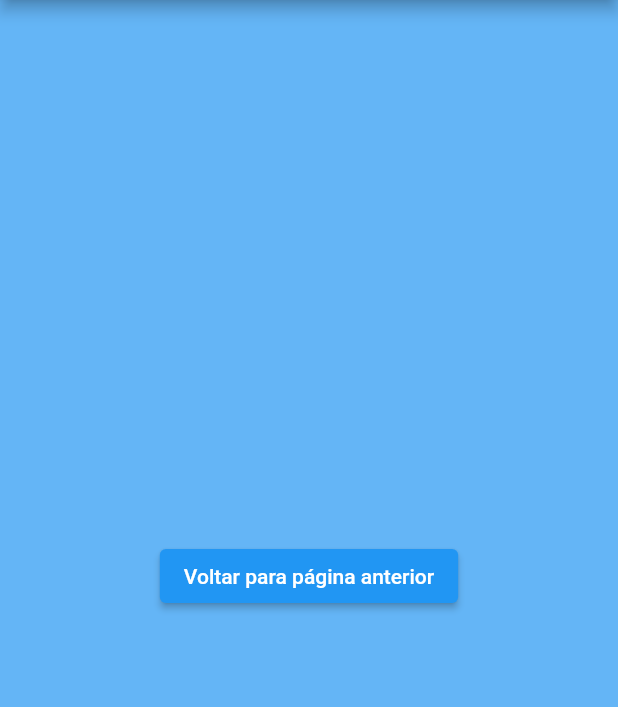
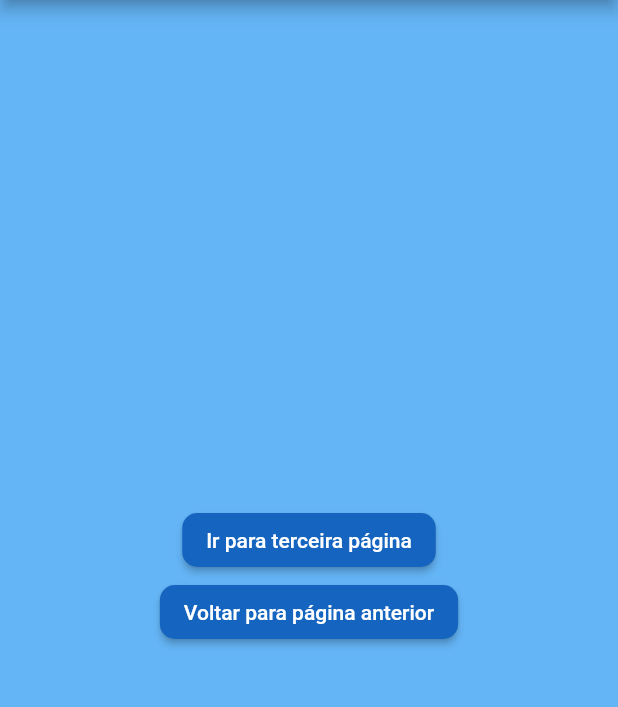
Before and after one commit to e-medeiros1/entre_paginas, a Flutter app: the OnePage screen opened directly, after a tap on "Ir para segunda página", on a phone screen of 412 x 824 dp, the part 84-791 px from its top. Run offline on Flutter 3.47's test engine with Material 2 defaults, Android fonts, the phone set to English and light mode, and no system bars.

Commit message:
Quarto app

```diff
--- a/lib/one_page.dart
+++ b/lib/one_page.dart
@@ -19,13 +19,23 @@ class _OnePageState extends State<OnePage> {
       backgroundColor: Colors.purple[200],
       body: Center(
         child: ElevatedButton(
-          onPressed: (
-          ) {
-            //Pode se usar também o pushReplacementNamed, caso não queira o botão de voltar
-            Navigator.of(context).pushNamed('/twoPage');
+          onPressed: () {
+            //Pode se usar também o pushNamed, caso queira o botão de voltar
+            Navigator.of(context).pushReplacementNamed('/twoPage');
           },
           child: Text('Ir para segunda página'),
-
+          style: ButtonStyle(
+            backgroundColor:
+                MaterialStateProperty.resolveWith<Color?>((states) {
+              if (states.contains(MaterialState.pressed)) {
+                return Colors.blue;
+              }
+              return Colors.purple[800];
+            }),
+            shape: MaterialStateProperty.all(
+              RoundedRectangleBorder(borderRadius: BorderRadius.circular(0)),
+            ),
+          ),
         ),
       ),
     );
--- a/lib/two_page.dart
+++ b/lib/two_page.dart
@@ -1,4 +1,3 @@
-import 'package:between_pages/one_page.dart';
 import 'package:flutter/material.dart';
 
 class TwoPage extends StatefulWidget {
@@ -13,16 +12,57 @@ class _TwoPageState extends State<TwoPage> {
   Widget build(BuildContext context) {
     return Scaffold(
       appBar: AppBar(
-        title: Center(child: Text('Navegação entre páginas')),
+        title: const Center(child: Text('Navegação entre páginas')),
       ),
       backgroundColor: Colors.blue[300],
-      body: Center(
-        child: ElevatedButton(
-          onPressed: () {
-            Navigator.of(context).pop();
-          },
-          child: Text('Voltar para página anterior'),
-        ),
+      body: Column(
+        mainAxisAlignment: MainAxisAlignment.center,
+        crossAxisAlignment: CrossAxisAlignment.center,
+        children: [
+          Center(
+            child: ElevatedButton(
+              onPressed: () {
+                //Pode se usar também o pushNamed, caso queira o botão de voltar
+                Navigator.of(context).pushReplacementNamed('/thirdPage');
+              },
+              child: const Text('Ir para terceira página'),
+              style: ButtonStyle(
+                backgroundColor:
+                    MaterialStateProperty.resolveWith<Color?>((states) {
+                  if (states.contains(MaterialState.pressed)) {
+                    return Colors.red[800];
+                  }
+                  return Colors.blue[800];
+                }),
+                shape: MaterialStateProperty.all(
+                  RoundedRectangleBorder(
+                      borderRadius: BorderRadius.circular(10)),
+                ),
+              ),
+            ),
+          ),
+          Center(
+            child: ElevatedButton(
+              onPressed: () {
+                Navigator.of(context).pushReplacementNamed('/');
+              },
+              child: const Text('Voltar para página anterior'),
+              style: ButtonStyle(
+                backgroundColor:
+                    MaterialStateProperty.resolveWith<Color?>((states) {
+                  if (states.contains(MaterialState.pressed)) {
+                    return Colors.purple;
+                  }
+                  return Colors.blue[800];
+                }),
+                shape: MaterialStateProperty.all(
+                  RoundedRectangleBorder(
+                      borderRadius: BorderRadius.circular(10)),
+                ),
+              ),
+            ),
+          ),
+        ],
       ),
     );
   }
```
Also changed, not shown: lib/main.dart (+5 -3 lines), lib/third_page.dart (added, +71 -0 lines), lib/widget/custom_buttom_widget.dart (deleted).
